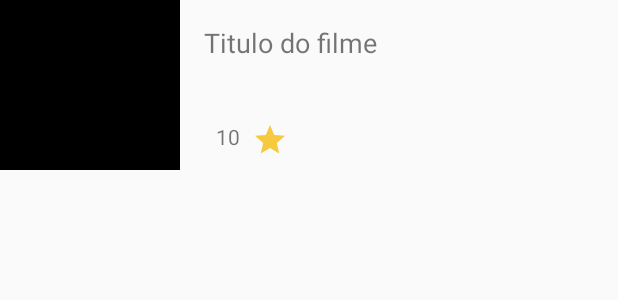
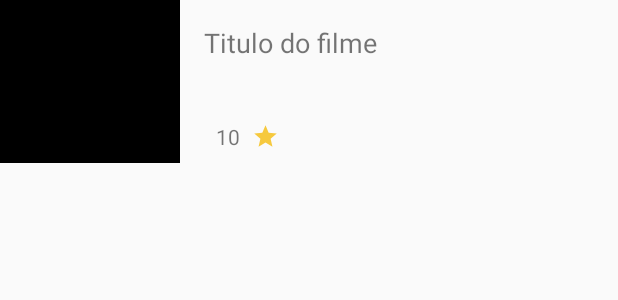
Before and after one commit to baiana/movies-koin-hilt, an Android app: the layout movie_list_item.xml on its own in the app's theme, with its tools: preview values and no code run, on a phone screen of 412 x 824 dp. Shown: the top 300 px of the screen. Run offline under Robolectric (Android 15) with nearby library versions, the phone set to English and light mode, and no system bars.

```diff
--- /dev/null
+++ b/app/src/main/res/drawable/ic_arrow_back_white.xml
@@ -0,0 +1,5 @@
+<vector android:height="24dp" android:tint="#FFFFFF"
+    android:viewportHeight="24" android:viewportWidth="24"
+    android:width="24dp" xmlns:android="http://schemas.android.com/apk/res/android">
+    <path android:fillColor="@android:color/white" android:pathData="M20,11H7.83l5.59,-5.59L12,4l-8,8 8,8 1.41,-1.41L7.83,13H20v-2z"/>
+</vector>
--- a/app/src/main/res/drawable/ic_star.xml
+++ b/app/src/main/res/drawable/ic_star.xml
@@ -1,5 +1,10 @@
-<vector android:height="24dp" android:tint="#F6C93E"
-    android:viewportHeight="24" android:viewportWidth="24"
-    android:width="24dp" xmlns:android="http://schemas.android.com/apk/res/android">
-    <path android:fillColor="@android:color/white" android:pathData="M12,17.27L18.18,21l-1.64,-7.03L22,9.24l-7.19,-0.61L12,2 9.19,8.63 2,9.24l5.46,4.73L5.82,21z"/>
+<vector xmlns:android="http://schemas.android.com/apk/res/android"
+    android:width="18dp"
+    android:height="18dp"
+    android:tint="#F6C93E"
+    android:viewportWidth="24"
+    android:viewportHeight="24">
+    <path
+        android:fillColor="@android:color/white"
+        android:pathData="M12,17.27L18.18,21l-1.64,-7.03L22,9.24l-7.19,-0.61L12,2 9.19,8.63 2,9.24l5.46,4.73L5.82,21z" />
 </vector>
```
Also changed, not shown: app/src/main/res/drawable/round_corners_shape.xml (added, +9 -0 lines), app/src/main/res/layout/fragment_movie_detail.xml (+76 -2 lines).
